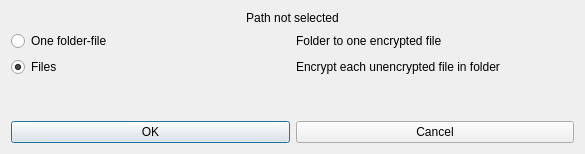
Above: gui/folderencrypt.ui from annndruha/SecurePhotos before the change. Below: the same form after it.
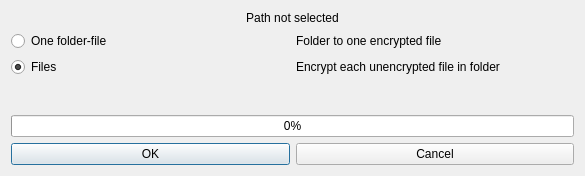
That is the form after the change.

Commit message: Where decrypt progress bar?

Diff of the .ui file:
```diff
--- a/gui/folderencrypt.ui
+++ b/gui/folderencrypt.ui
@@ -7,14 +7,14 @@
     <x>0</x>
     <y>0</y>
     <width>585</width>
-    <height>154</height>
+    <height>176</height>
    </rect>
   </property>
   <property name="windowTitle">
    <string>Select folder encrypt type</string>
   </property>
   <layout class="QGridLayout" name="gridLayout">
-   <item row="2" column="0">
+   <item row="3" column="0">
     <layout class="QHBoxLayout" name="horizontalLayout_4">
      <item>
       <widget class="QPushButton" name="pushButton_apply">
@@ -98,6 +98,19 @@
      </property>
     </spacer>
    </item>
+   <item row="2" column="0">
+    <widget class="QProgressBar" name="progressBar">
+     <property name="enabled">
+      <bool>true</bool>
+     </property>
+     <property name="value">
+      <number>0</number>
+     </property>
+     <property name="textVisible">
+      <bool>true</bool>
+     </property>
+    </widget>
+   </item>
   </layout>
  </widget>
  <resources/>
```
The commit also changes 8 other files.
